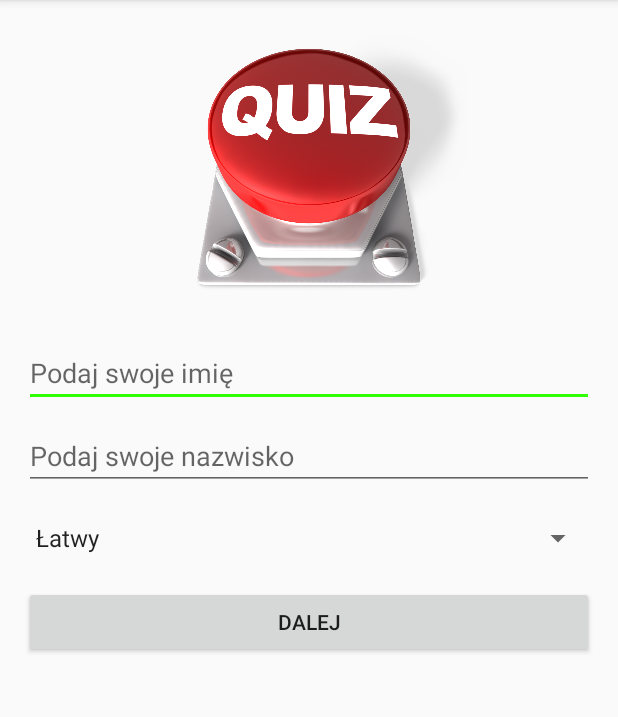
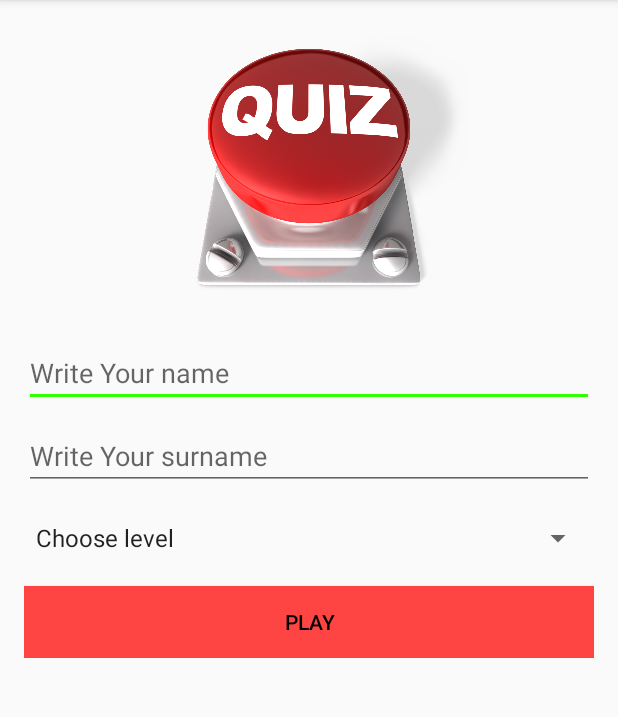
Before and after one commit to radekBaran/QuizAndroid, an Android app: the screen it shows after launch (StartActivity), on a phone screen of 412 x 824 dp, the part 84-801 px from its top. Run offline under Robolectric (Android 15) with nearby library versions, the phone set to English and light mode, and no system bars; our stand-ins replace ButterKnife.

Commit message:
Dodano ScrollView do widoku glownego

```diff
--- a/app/src/main/AndroidManifest.xml
+++ b/app/src/main/AndroidManifest.xml
@@ -8,7 +8,7 @@
         android:label="@string/app_name"
         android:supportsRtl="true"
         android:theme="@style/AppTheme">
-        <activity android:name=".StartActivity">
+        <activity android:name=".StartActivity" android:windowSoftInputMode="stateHidden">
             <intent-filter>
                 <action android:name="android.intent.action.MAIN"/>
 
--- a/app/src/main/java/com/example/radek/quiz/StartActivity.java
+++ b/app/src/main/java/com/example/radek/quiz/StartActivity.java
@@ -1,16 +1,17 @@
 package com.example.radek.quiz;
 
-import android.content.SharedPreferences;
 import android.os.Bundle;
 import android.support.v7.app.AppCompatActivity;
 import android.widget.EditText;
 import android.widget.Spinner;
+import android.widget.Toast;
 
 import butterknife.BindView;
 import butterknife.ButterKnife;
 import butterknife.OnClick;
 
 public class StartActivity extends AppCompatActivity {
+
     @BindView(R.id.player_name)
     protected EditText mName;
     @BindView(R.id.player_surname)
@@ -18,7 +19,7 @@ public class StartActivity extends AppCompatActivity {
     @BindView(R.id.difficulty)
     protected Spinner mSpinner;
 
-    private SharedPreferences mPrefs;
+    private UserPreferences mPrefs;
 
     @Override
     protected void onCreate(Bundle savedInstanceState) {
@@ -26,9 +27,10 @@ public class StartActivity extends AppCompatActivity {
         setContentView(R.layout.activity_start);
         ButterKnife.bind(this);
 
-        mPrefs = getSharedPreferences("user", MODE_PRIVATE);
-        mName.setText(mPrefs.getString("username", ""));
-        mSurname.setText(mPrefs.getString("usersurname", ""));
+        mPrefs = new UserPreferences(this);
+        mName.setText(mPrefs.getUsername());
+        mSurname.setText(mPrefs.getUsersurname());
+        mSpinner.setSelection(mPrefs.getLevel());
 
     }
 
@@ -43,8 +45,20 @@ public class StartActivity extends AppCompatActivity {
             mSurname.setError("Brak nazwiska !");
             return;
         }
-        // TODO Zapamietywanie nazwy gracza i poziomu trudnosci
-        mPrefs.edit().putString("username", name).putString("usersurname", surname).apply();
+
+        // Sprawdzenie czy wybrano poziom trudności
+        int selectedLevel = mSpinner.getSelectedItemPosition();
+        if (selectedLevel == 0) {
+            Toast.makeText(this, "Wybierz poziom trudności", Toast.LENGTH_LONG).show();
+            return;
+        }
+
+        // Zapamietywanie nazwy gracza i poziomu trudnosci
+        mPrefs.setUsername(name);
+        mPrefs.setUsersurname(surname);
+        mPrefs.setLevel(selectedLevel);
+
+
         // TODO Losowanie puli pytan
         // TODO Otwarcie nowego ekranu
     }
--- /dev/null
+++ b/app/src/main/java/com/example/radek/quiz/UserPreferences.java
@@ -0,0 +1,39 @@
+package com.example.radek.quiz;
+
+import android.content.Context;
+import android.content.SharedPreferences;
+
+public class UserPreferences {
+    public static final String PREF_LEVEL = "level";
+    public static final String PREF_USERNAME = "username";
+    public static final String PREF_USERSURNAME = "usersurname";
+
+    private final SharedPreferences mPreferences;
+
+    public UserPreferences(Context context) {
+        this.mPreferences = context.getSharedPreferences("user", Context.MODE_PRIVATE);
+    }
+
+    public String getUsername() {
+        return mPreferences.getString(PREF_USERNAME, "");
+    }
+
+    public void setUsername(String username) {
+        mPreferences.edit().putString(PREF_USERNAME, username).apply();
+    }
+    public String getUsersurname() {
+        return mPreferences.getString(PREF_USERSURNAME, "");
+    }
+
+    public void setUsersurname(String usersurname) {
+        mPreferences.edit().putString(PREF_USERSURNAME, usersurname).apply();
+    }
+
+    public int getLevel() {
+        return mPreferences.getInt(PREF_LEVEL, 0);
+    }
+
+    public void setLevel(int level) {
+        mPreferences.edit().putInt(PREF_LEVEL, level).apply();
+    }
+}
--- a/app/src/main/res/layout/activity_start.xml
+++ b/app/src/main/res/layout/activity_start.xml
@@ -1,15 +1,18 @@
 <?xml version="1.0" encoding="utf-8"?>
+<ScrollView xmlns:android="http://schemas.android.com/apk/res/android"
+            xmlns:tools="http://schemas.android.com/tools"
+            android:layout_width="match_parent"
+            android:layout_height="wrap_content">
+
     <LinearLayout
-    xmlns:android="http://schemas.android.com/apk/res/android"
-    xmlns:tools="http://schemas.android.com/tools"
         android:id="@+id/activity_start"
         android:layout_width="match_parent"
         android:layout_height="match_parent"
+        android:orientation="vertical"
         android:paddingBottom="@dimen/activity_vertical_margin"
         android:paddingLeft="@dimen/activity_horizontal_margin"
         android:paddingRight="@dimen/activity_horizontal_margin"
         android:paddingTop="@dimen/activity_vertical_margin"
-    android:orientation="vertical"
         tools:context="com.example.radek.quiz.StartActivity">
 
         <ImageView
@@ -19,35 +22,39 @@
 
         <EditText
             android:id="@+id/player_name"
-        android:inputType="textCapWords"
-        android:maxLines="1"
             android:layout_width="match_parent"
             android:layout_height="wrap_content"
             android:layout_marginBottom="10dp"
-        android:hint="Podaj swoje imię"/>
+            android:hint="Write Your name"
+            android:inputType="textCapWords"
+            android:maxLines="1"/>
 
         <EditText
             android:id="@+id/player_surname"
-        android:inputType="textCapWords"
-        android:maxLines="1"
             android:layout_width="match_parent"
             android:layout_height="wrap_content"
             android:layout_marginBottom="10dp"
-        android:hint="Podaj swoje nazwisko"/>
+            android:hint="Write Your surname"
+            android:inputType="textCapWords"
+            android:maxLines="1"/>
 
         <Spinner
             android:id="@+id/difficulty"
-        android:entries="@array/difficulty_levels"
+            android:layout_width="match_parent"
+            android:layout_height="wrap_content"
             android:layout_marginBottom="10dp"
             android:layout_marginTop="10dp"
-        android:layout_width="match_parent"
-        android:layout_height="wrap_content">
+            android:entries="@array/difficulty_levels">
         </Spinner>
 
         <Button
             android:id="@+id/next"
-        android:text="Dalej"
+            android:layout_width="match_parent"
+            android:layout_height="wrap_content"
             android:layout_marginTop="10dp"
-        android:layout_width="match_parent"
-        android:layout_height="wrap_content"/>
+            android:background="@android:color/holo_red_light"
+            android:text="Play"
+            android:textColor="@android:color/background_dark"/>
+
     </LinearLayout>
+</ScrollView>
--- a/app/src/main/res/values/strings.xml
+++ b/app/src/main/res/values/strings.xml
@@ -1,8 +1,9 @@
 <resources>
     <string name="app_name">Quiz</string>
     <string-array name="difficulty_levels">
-        <item>Łatwy</item>
-        <item>Średni</item>
-        <item>Trudny</item>
+        <item>Choose level</item>
+        <item>Easy</item>
+        <item>Medium</item>
+        <item>Hard</item>
     </string-array>
 </resources>
```
Lines whose indentation alone changed are shown as unchanged.
